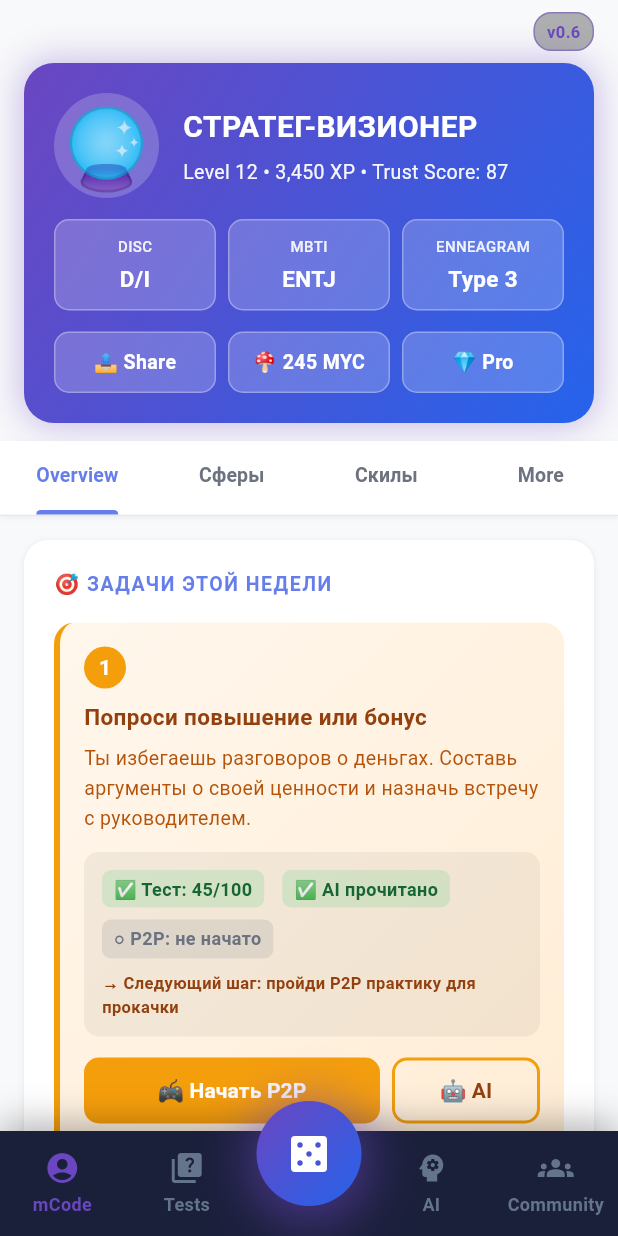
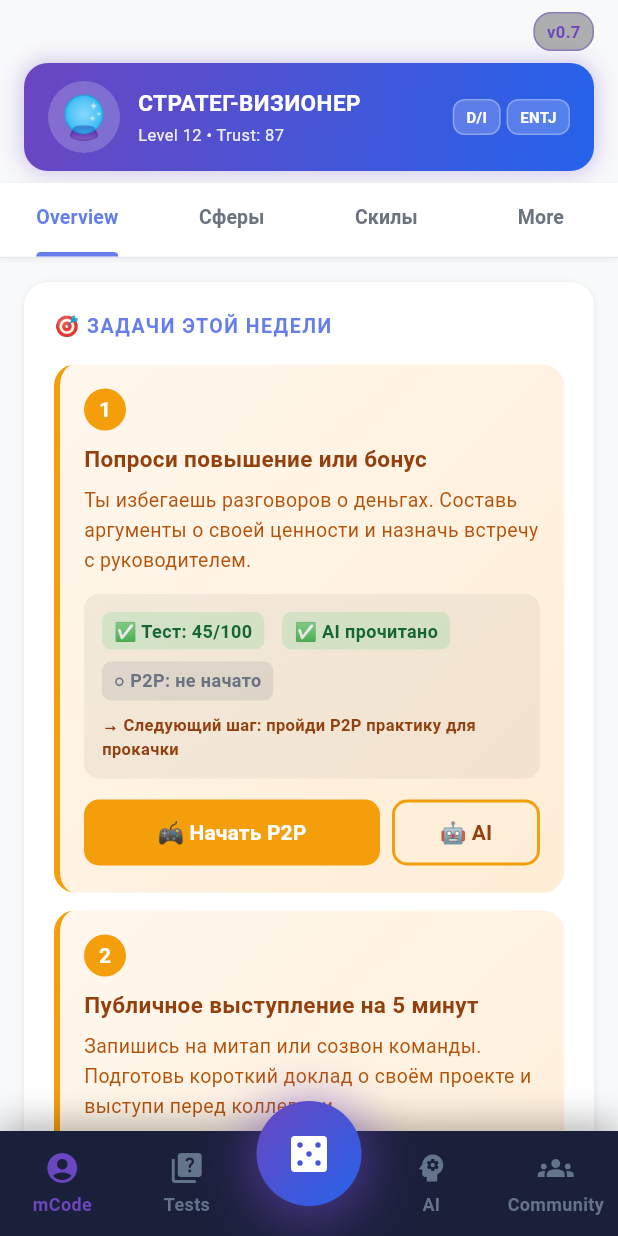
Before and after one commit to myceliummmm-sketch/mycelium-app, a Flutter app: the screen it shows after launch, after a tap on "Пропус­тить", on a phone screen of 412 x 824 dp. Run offline on Flutter 3.47's test engine with Material 3 defaults, Android fonts, the phone set to English and light mode, and no system bars; drawn by our look-alikes of flutter_animate; our stand-ins replace confetti, fl_chart, flutter_dotenv, introduction_screen; missing offline and left inert: dart:html, dart:js_util; accounts and stored records are empty.

Commit message:
v0.7: Make mCode card 5x smaller - compact design
✨ Changes:
- Reduced card height from ~350px to ~72px
- Icon: 70→48px, emoji: 52→28px
- Removed personality chips row (DISC/MBTI/ENNEAGRAM)
- Removed 3 buttons (Share/MYC/Pro)
- Compact layout: icon + title + 2 badges (D/I, ENTJ)
- Reduced padding: 20→12px vertical, 16px horizontal
- Smaller margins: 16,8,16,8 (was 16,8,16,12)

Now tasks are fully visible below the card!

🔮 Generated with Claude Code
https://claude.com/claude-code

Co-Authored-By: Claude <noreply@anthropic.com>

```diff
--- a/lib/config/app_version.dart
+++ b/lib/config/app_version.dart
@@ -1,7 +1,7 @@
 /// App version configuration
 class AppVersion {
-  static const String version = '0.6';
-  static const int buildNumber = 6;
+  static const String version = '0.7';
+  static const int buildNumber = 7;
 
   /// Full version string with build number
   static String get fullVersion => 'v$version+$buildNumber';
--- a/lib/screens/profile_screen.dart
+++ b/lib/screens/profile_screen.dart
@@ -85,96 +85,92 @@ class _ProfileScreenState extends State<ProfileScreen> with SingleTickerProvider
 
   Widget _buildMCodeCard() {
     return Container(
-      margin: const EdgeInsets.fromLTRB(16, 8, 16, 12),
-      padding: const EdgeInsets.all(20),
+      margin: const EdgeInsets.fromLTRB(16, 8, 16, 8),
+      padding: const EdgeInsets.symmetric(horizontal: 16, vertical: 12),
       decoration: BoxDecoration(
         gradient: AppGradients.primaryGradient,
-        borderRadius: BorderRadius.circular(20),
+        borderRadius: BorderRadius.circular(16),
         boxShadow: [
           BoxShadow(
-            color: AppColors.primaryPurple.withOpacity(0.35),
-            blurRadius: 20,
-            spreadRadius: 2,
+            color: AppColors.primaryPurple.withOpacity(0.3),
+            blurRadius: 12,
+            spreadRadius: 1,
           ),
         ],
       ),
-      child: Column(
-        crossAxisAlignment: CrossAxisAlignment.start,
+      child: Row(
         children: [
-          // Header with icon and info
-          Row(
-            children: [
+          // Compact icon
           Container(
-                width: 70,
-                height: 70,
+            width: 48,
+            height: 48,
             decoration: BoxDecoration(
               color: Colors.white.withOpacity(0.2),
               shape: BoxShape.circle,
             ),
             child: const Center(
-                  child: Text('🔮', style: TextStyle(fontSize: 52)),
+              child: Text('🔮', style: TextStyle(fontSize: 28)),
             ),
           ),
-              const SizedBox(width: 16),
+          const SizedBox(width: 12),
+          // Info
           Expanded(
             child: Column(
               crossAxisAlignment: CrossAxisAlignment.start,
+              mainAxisSize: MainAxisSize.min,
               children: [
                 const Text(
                   'СТРАТЕГ-ВИЗИОНЕР',
                   style: TextStyle(
-                        fontSize: 20,
+                    fontSize: 15,
                     fontWeight: FontWeight.w700,
                     color: Colors.white,
                     letterSpacing: 0.3,
                   ),
                 ),
-                    const SizedBox(height: 6),
+                const SizedBox(height: 3),
                 Text(
-                      'Level 12 • 3,450 XP • Trust Score: 87',
+                  'Level 12 • Trust: 87',
                   style: TextStyle(
-                        fontSize: 13,
-                        color: Colors.white.withOpacity(0.95),
+                    fontSize: 11,
+                    color: Colors.white.withOpacity(0.9),
                   ),
                 ),
               ],
             ),
           ),
+          // Compact badges
+          Row(
+            mainAxisSize: MainAxisSize.min,
+            children: [
+              _buildCompactBadge('D/I'),
+              const SizedBox(width: 4),
+              _buildCompactBadge('ENTJ'),
             ],
-          ),
-
-          const SizedBox(height: 14),
-
-          // Personality chips
-          Row(
-            children: [
-              _buildPersonalityChip('DISC', 'D/I'),
-              const SizedBox(width: 8),
-              _buildPersonalityChip('MBTI', 'ENTJ'),
-              const SizedBox(width: 8),
-              _buildPersonalityChip('ENNEAGRAM', 'Type 3'),
-            ],
-          ),
-
-          const SizedBox(height: 14),
-
-          // Buttons
-          Row(
-            children: [
-              Expanded(
-                child: _buildMCodeButton('📤 Share', () {}),
-              ),
-              const SizedBox(width: 8),
-              Expanded(
-                child: _buildMCodeButton('🍄 245 MYC', () {}),
-              ),
-              const SizedBox(width: 8),
-              Expanded(
-                child: _buildMCodeButton('💎 Pro', () {}),
           ),
         ],
       ),
-        ],
+    );
+  }
+
+  Widget _buildCompactBadge(String text) {
+    return Container(
+      padding: const EdgeInsets.symmetric(horizontal: 8, vertical: 4),
+      decoration: BoxDecoration(
+        color: Colors.white.withOpacity(0.2),
+        borderRadius: BorderRadius.circular(8),
+        border: Border.all(
+          color: Colors.white.withOpacity(0.3),
+          width: 1,
+        ),
+      ),
+      child: Text(
+        text,
+        style: const TextStyle(
+          fontSize: 10,
+          fontWeight: FontWeight.w600,
+          color: Colors.white,
+        ),
       ),
     );
   }
```
Also changed, not shown: 4 other files. Lines whose indentation alone changed are shown as unchanged.
